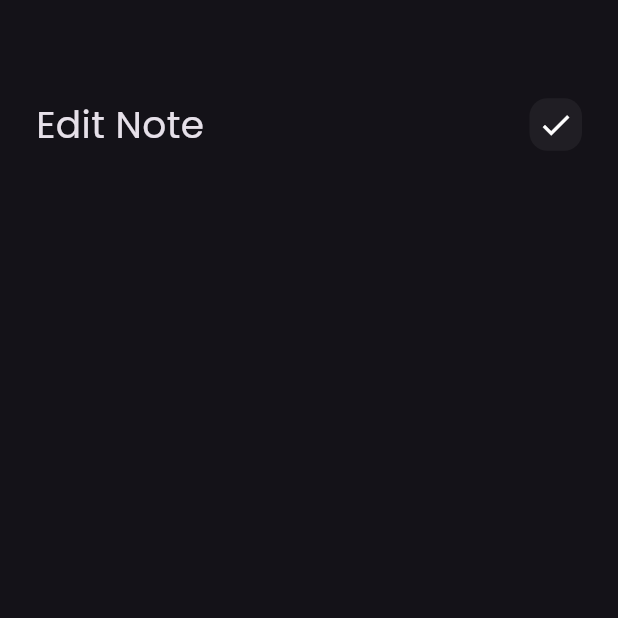
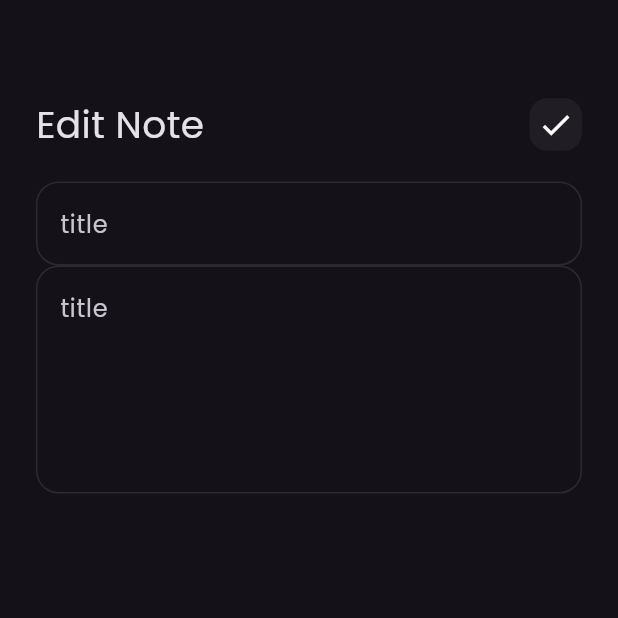
Before and after one commit to ahmedabdelhaliem/notes-app, a Flutter app: the EditNoteView screen opened directly, on a phone screen of 412 x 824 dp, the top half of it. Run offline on Flutter 3.47's test engine with Material 3 defaults, Android fonts, the phone set to English and light mode, and no system bars; our stand-ins replace font_awesome_flutter.

Commit message:
edit note view ui done

```diff
--- a/lib/widget/edit_note_view_body.dart
+++ b/lib/widget/edit_note_view_body.dart
@@ -1,5 +1,6 @@
 import 'package:flutter/material.dart';
 import 'package:untitled8/widget/CustomAppBar.dart';
+import 'package:untitled8/widget/custom_text_feild.dart';
 
 class EditNoteViewBody extends StatelessWidget {
   const EditNoteViewBody({super.key});
@@ -16,6 +17,14 @@ class EditNoteViewBody extends StatelessWidget {
           CustomAppBar(
             title: 'Edit Note',
             icon: Icons.check,
+          ),
+          SizedBox(
+            height: 20,
+          ),
+          CustomTextField(hint: 'title'),
+          CustomTextField(
+            hint: 'content',
+            maxLines: 5,
           )
         ],
       ),
```
